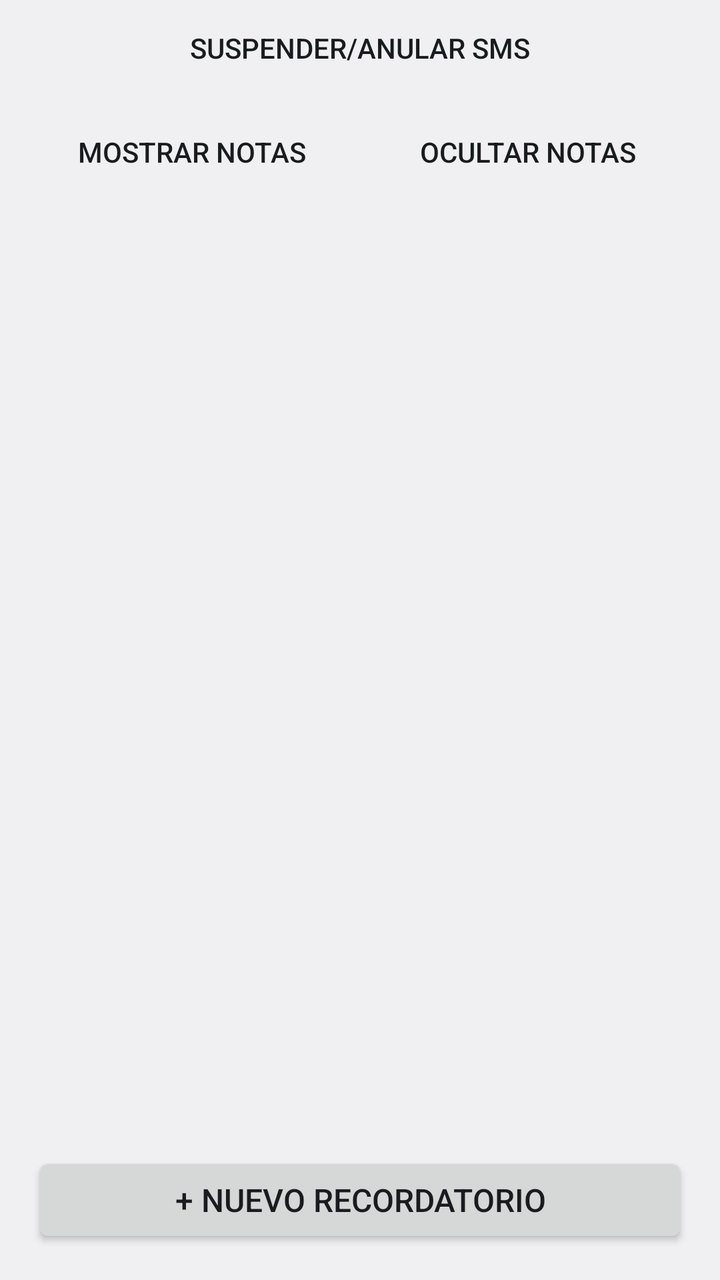
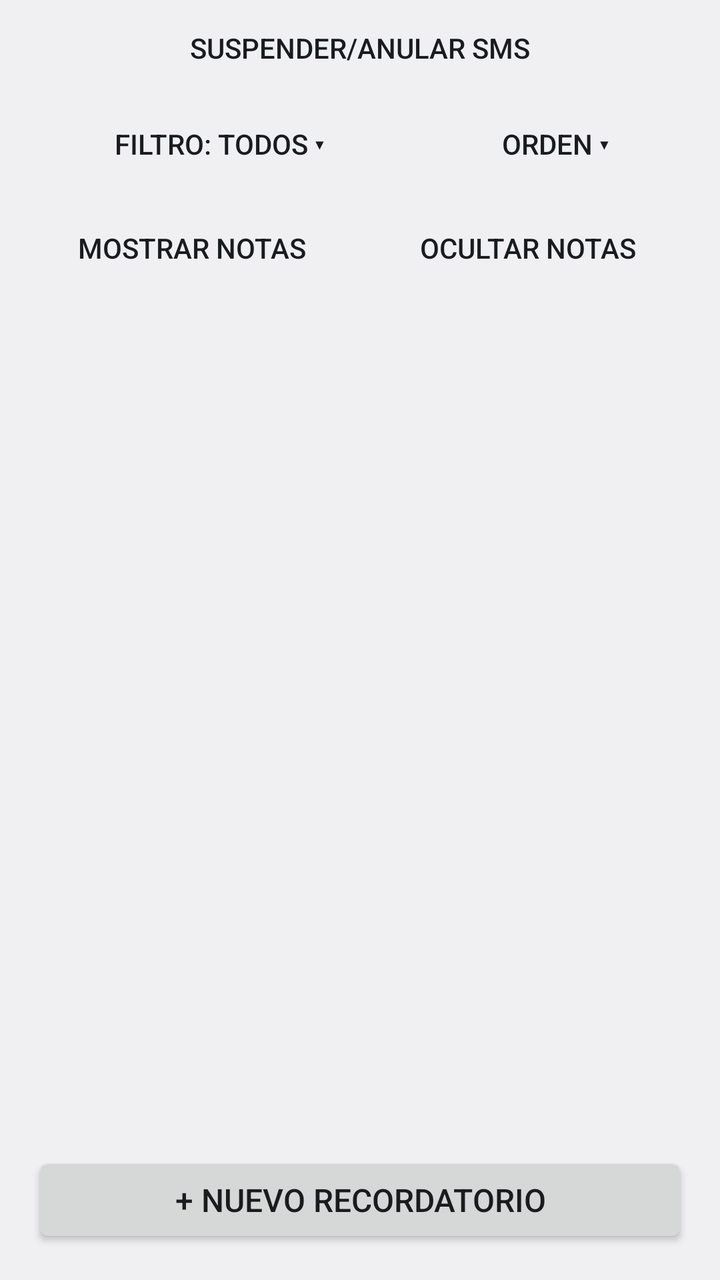

Screens rendered from an Android XML layout before and after an edit, with the pre-edit source and the edit as a unified diff.
<!-- AndroidManifest.xml: application theme Tema -->
<!-- res/layout/activity_main.xml -->
<?xml version="1.0" encoding="utf-8"?>
<LinearLayout xmlns:android="http://schemas.android.com/apk/res/android"
    android:layout_width="match_parent"
    android:layout_height="match_parent"
    android:orientation="vertical">

    <TextView
        android:id="@+id/aviso"
        android:layout_width="match_parent"
        android:layout_height="wrap_content"
        android:background="#FFF4CE"
        android:padding="14dp"
        android:textColor="#5C4400"
        android:textSize="15sp"
        android:visibility="gone" />

    <TextView
        android:id="@+id/avisoSms"
        android:layout_width="match_parent"
        android:layout_height="wrap_content"
        android:background="#B3261E"
        android:gravity="center"
        android:padding="10dp"
        android:text="Envíos SMS se encuentran SUSPENDIDOS/ANULADOS"
        android:textColor="#FFFFFF"
        android:textSize="15sp"
        android:textStyle="bold"
        android:visibility="gone" />

    <Button
        android:id="@+id/btnSms"
        style="?android:attr/borderlessButtonStyle"
        android:layout_width="match_parent"
        android:layout_height="wrap_content"
        android:layout_marginHorizontal="12dp"
        android:text="Suspender/Anular SMS" />

    <LinearLayout
        android:layout_width="match_parent"
        android:layout_height="wrap_content"
        android:orientation="horizontal"
        android:paddingHorizontal="12dp"
        android:paddingTop="4dp">

        <Button
            android:id="@+id/btnMostrarNotas"
            style="?android:attr/borderlessButtonStyle"
            android:layout_width="0dp"
            android:layout_height="wrap_content"
            android:layout_weight="1"
            android:text="Mostrar notas" />

        <Button
            android:id="@+id/btnOcultarNotas"
            style="?android:attr/borderlessButtonStyle"
            android:layout_width="0dp"
            android:layout_height="wrap_content"
            android:layout_weight="1"
            android:text="Ocultar notas" />
    </LinearLayout>

    <ScrollView
        android:layout_width="match_parent"
        android:layout_height="0dp"
        android:layout_weight="1">

        <LinearLayout
            android:id="@+id/lista"
            android:layout_width="match_parent"
            android:layout_height="wrap_content"
            android:orientation="vertical"
            android:padding="8dp" />
    </ScrollView>

    <Button
        android:id="@+id/btnNuevo"
        android:layout_width="match_parent"
        android:layout_height="wrap_content"
        android:layout_margin="16dp"
        android:text="+ Nuevo recordatorio"
        android:textSize="16sp" />
</LinearLayout>
<!-- resources referenced by this layout -->
<resources>
  <style name="Tema" parent="android:Theme.DeviceDefault.DayNight" />
</resources>

<!-- the commit's change to res/layout/activity_main.xml (unified diff, before → after) -->
@@ -34,6 +34,39 @@
         android:layout_height="wrap_content"
         android:layout_marginHorizontal="12dp"
         android:text="Suspender/Anular SMS" />
+
+    <LinearLayout
+        android:layout_width="match_parent"
+        android:layout_height="wrap_content"
+        android:orientation="horizontal"
+        android:paddingHorizontal="12dp">
+
+        <Button
+            android:id="@+id/btnFiltro"
+            style="?android:attr/borderlessButtonStyle"
+            android:layout_width="0dp"
+            android:layout_height="wrap_content"
+            android:layout_weight="1.4"
+            android:text="Filtro: Todos ▾" />
+
+        <Button
+            android:id="@+id/btnOrden"
+            style="?android:attr/borderlessButtonStyle"
+            android:layout_width="0dp"
+            android:layout_height="wrap_content"
+            android:layout_weight="1"
+            android:text="Orden ▾" />
+    </LinearLayout>
+
+    <TextView
+        android:id="@+id/avisoFiltro"
+        android:layout_width="match_parent"
+        android:layout_height="wrap_content"
+        android:background="?android:attr/colorAccent"
+        android:gravity="center"
+        android:padding="6dp"
+        android:textColor="#FFFFFF"
+        android:visibility="gone" />
 
     <LinearLayout
         android:layout_width="match_parent"
